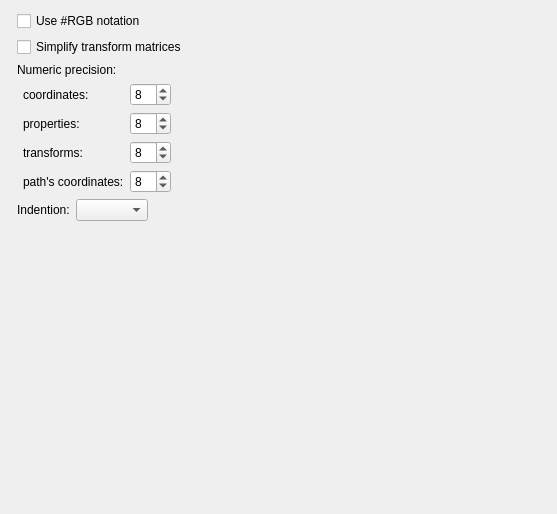
This is src/preferences/outputpage.ui in RazrFalcon/svgcleaner-gui as Qt 5 draws it before an edit. The edited form follows.
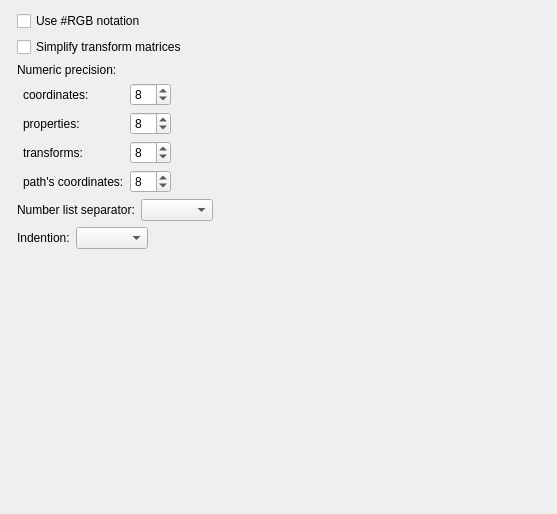
This is the edited form. Custom widgets are drawn as their Qt base class.

Commit message:
Added Output -> Number list separator.
Changelog updated.

Doc updated.

```diff
--- a/src/preferences/outputpage.ui
+++ b/src/preferences/outputpage.ui
@@ -224,6 +224,43 @@
      </item>
     </layout>
    </item>
+   <item row="4" column="1">
+    <layout class="QHBoxLayout" name="horizontalLayout_2">
+     <item>
+      <widget class="QLabel" name="lblIndention_2">
+       <property name="text">
+        <string>Number list separator:</string>
+       </property>
+      </widget>
+     </item>
+     <item>
+      <widget class="QComboBox" name="cmbBoxListSeparator">
+       <property name="sizePolicy">
+        <sizepolicy hsizetype="Fixed" vsizetype="Fixed">
+         <horstretch>0</horstretch>
+         <verstretch>0</verstretch>
+        </sizepolicy>
+       </property>
+      </widget>
+     </item>
+     <item>
+      <spacer name="horizontalSpacer_4">
+       <property name="orientation">
+        <enum>Qt::Horizontal</enum>
+       </property>
+       <property name="sizeHint" stdset="0">
+        <size>
+         <width>40</width>
+         <height>20</height>
+        </size>
+       </property>
+      </spacer>
+     </item>
+    </layout>
+   </item>
+   <item row="4" column="0">
+    <widget class="DotWidget" name="dot7" native="true"/>
+   </item>
   </layout>
  </widget>
  <customwidgets>
```
Left out of the diff: 2 changed lines with no effect on the pictures. The commit also changes 6 other files.
